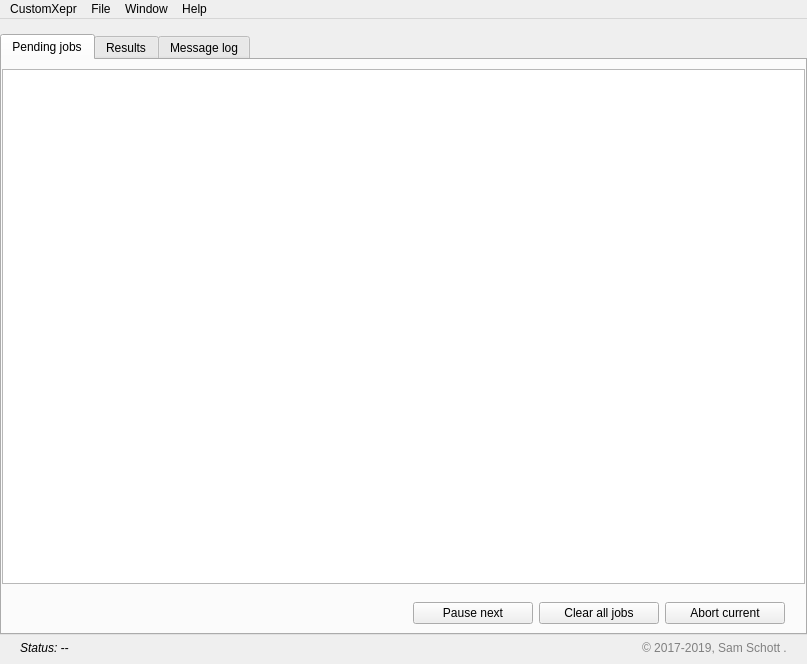
The window that customxepr/gui/manager_window_linux.ui (OE-FET/customxepr) describes before a commit, drawn with Qt 5.
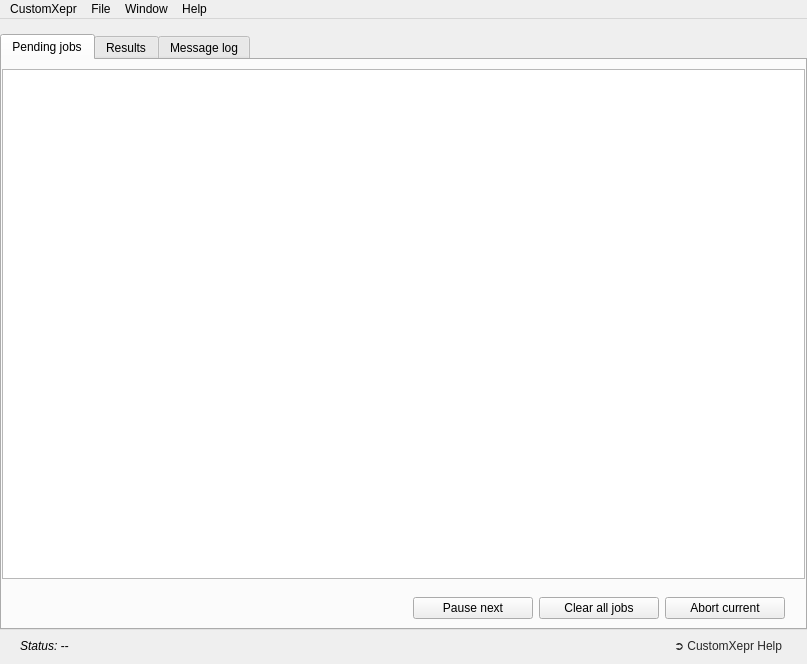
The same window after the commit.

Commit message: replaced copy right text with help button

Diff of the .ui file:
```diff
--- a/customxepr/gui/manager_window_linux.ui
+++ b/customxepr/gui/manager_window_linux.ui
@@ -429,6 +429,34 @@
       <property name="rightMargin">
        <number>20</number>
       </property>
+      <item row="0" column="1" alignment="Qt::AlignRight">
+       <widget class="QPushButton" name="helpButton">
+        <property name="styleSheet">
+         <string notr="true">QPushButton{
+	border-width: 2px;
+	border-style: rgba(0, 0, 0, 0);
+	border-radius: 10px;
+	background:  rgba(0, 0, 0, 0);
+	color: rgb(40, 40, 40);
+	padding-right: 3px;
+	padding-left: 3px;
+}
+
+QPushButton::hover{
+    border-width: 2px;
+    border-style: rgb(159, 157, 160);
+    border-radius: 10px;
+	background: rgb(159, 157, 160);
+	color: rgb(255, 255, 255);
+	padding-right: 3px;
+	padding-left: 3px;
+}</string>
+        </property>
+        <property name="text">
+         <string>➲ CustomXepr Help</string>
+        </property>
+       </widget>
+      </item>
       <item row="0" column="0">
        <widget class="QLabel" name="statusField">
         <property name="font">
@@ -441,16 +469,6 @@
         </property>
        </widget>
       </item>
-      <item row="0" column="1" alignment="Qt::AlignRight">
-       <widget class="QLabel" name="labelCopyRight">
-        <property name="styleSheet">
-         <string notr="true">color: grey</string>
-        </property>
-        <property name="text">
-         <string>© 2017-2019, Sam Schott &lt;ss2151@cam.ac.uk&gt;.</string>
-        </property>
-       </widget>
-      </item>
      </layout>
     </item>
    </layout>
```
Left out of the diff: 2 changed lines with no effect on the pictures. The commit also changes 2 other files.
